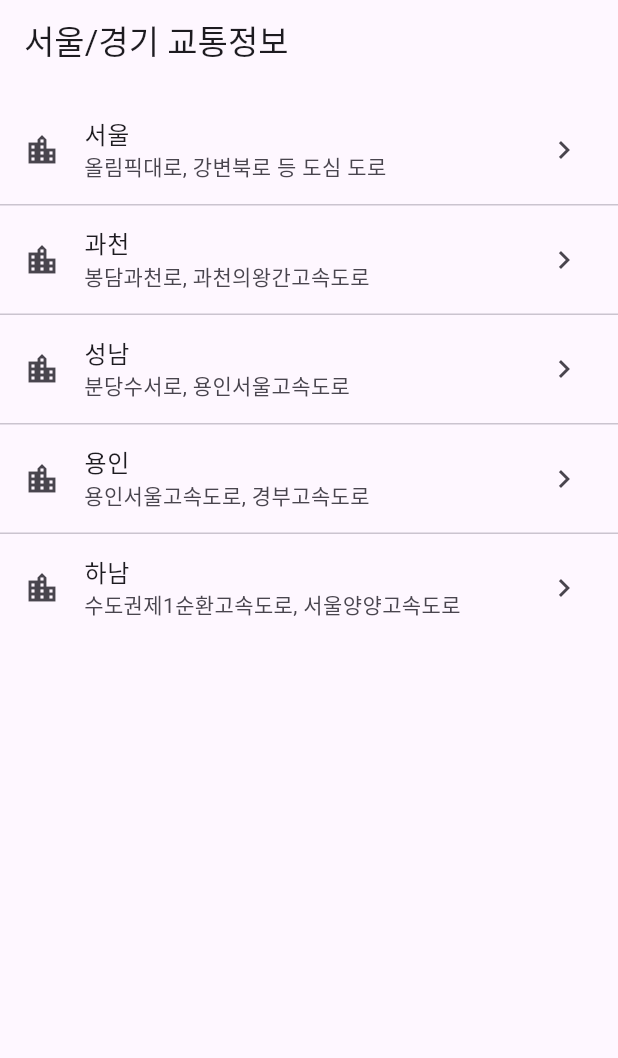
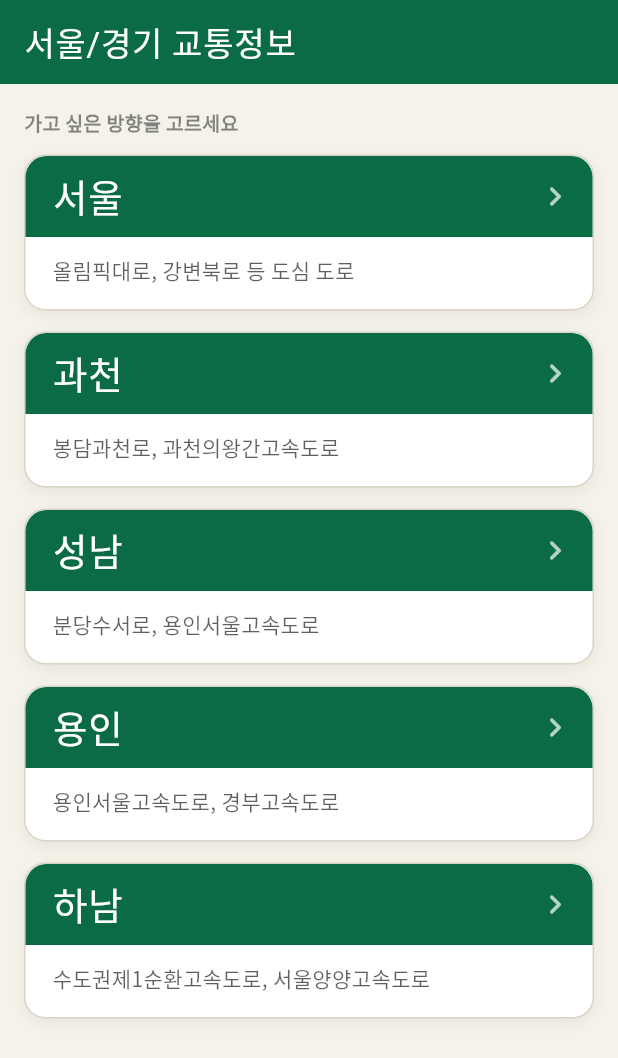
Before and after one commit to seoulJjin/traffic_data, a Flutter app: the screen it shows after launch, on a phone screen of 412 x 824 dp. Shown: the top 1058 px of the screen. Run offline on Flutter 3.47's test engine with Material 3 defaults, Android fonts, the phone set to English and light mode, and no system bars; our stand-ins replace flutter_dotenv, geolocator, google_fonts.

Commit message:
고속도로 표지판 컨셉의 비주얼 아이덴티티 적용 (색상/타이포/노선 방패 배지)

```diff
--- a/lib/main.dart
+++ b/lib/main.dart
@@ -2,6 +2,7 @@ import 'package:flutter/material.dart';
 import 'package:flutter_dotenv/flutter_dotenv.dart';
 
 import 'screens/region_list_screen.dart';
+import 'theme/app_theme.dart';
 
 Future<void> main() async {
   WidgetsFlutterBinding.ensureInitialized();
@@ -17,9 +18,7 @@ class MyApp extends StatelessWidget {
   Widget build(BuildContext context) {
     return MaterialApp(
       title: '서울/경기 교통정보',
-      theme: ThemeData(
-        colorScheme: ColorScheme.fromSeed(seedColor: Colors.deepPurple),
-      ),
+      theme: AppTheme.build(),
       home: const RegionListScreen(),
     );
   }
--- a/lib/screens/region_list_screen.dart
+++ b/lib/screens/region_list_screen.dart
@@ -1,10 +1,14 @@
 import 'package:flutter/material.dart';
+import 'package:google_fonts/google_fonts.dart';
 
 import '../data/regions.dart';
+import '../models/region.dart';
+import '../theme/app_theme.dart';
 import 'map_screen.dart';
 
-/// 앱 시작 화면. 권역(서울/경기 6개 시)을 목록에서 고르면
+/// 앱 시작 화면. 권역(서울/경기 4개 시)을 목록에서 고르면
 /// 해당 지역 중심의 지도 화면으로 이동합니다.
+/// 카드 하나하나가 고속도로 이정표(초록 명판 + 안내문)처럼 보이도록 구성했습니다.
 class RegionListScreen extends StatelessWidget {
   const RegionListScreen({super.key});
 
@@ -12,27 +16,109 @@ class RegionListScreen extends StatelessWidget {
   Widget build(BuildContext context) {
     return Scaffold(
       appBar: AppBar(title: const Text('서울/경기 교통정보')),
-      body: ListView.separated(
-        padding: const EdgeInsets.symmetric(vertical: 8),
-        itemCount: regions.length,
-        separatorBuilder: (context, index) => const Divider(height: 1),
-        itemBuilder: (context, index) {
-          final region = regions[index];
-          return ListTile(
-            leading: const Icon(Icons.location_city),
-            title: Text(region.name),
-            subtitle: Text(region.description),
-            trailing: const Icon(Icons.chevron_right),
-            onTap: () {
-              Navigator.of(context).push(
-                MaterialPageRoute(
-                  builder: (context) => MapScreen(region: region),
-                ),
-              );
-            },
-          );
-        },
+      body: ListView(
+        padding: const EdgeInsets.fromLTRB(16, 16, 16, 24),
+        children: [
+          Text(
+            '가고 싶은 방향을 고르세요',
+            style: GoogleFonts.notoSansKr(
+              fontSize: 13,
+              fontWeight: FontWeight.w600,
+              color: AppColors.asphalt.withValues(alpha: 0.55),
+              letterSpacing: 0.2,
+            ),
+          ),
+          const SizedBox(height: 12),
+          for (final region in regions) ...[
+            _RegionCard(
+              region: region,
+              onTap: () {
+                Navigator.of(context).push(
+                  MaterialPageRoute(builder: (context) => MapScreen(region: region)),
+                );
+              },
+            ),
+            const SizedBox(height: 14),
+          ],
+        ],
       ),
     );
   }
 }
+
+class _RegionCard extends StatelessWidget {
+  final Region region;
+  final VoidCallback onTap;
+
+  const _RegionCard({required this.region, required this.onTap});
+
+  @override
+  Widget build(BuildContext context) {
+    return Material(
+      color: Colors.transparent,
+      child: InkWell(
+        onTap: onTap,
+        borderRadius: BorderRadius.circular(14),
+        child: Container(
+          decoration: BoxDecoration(
+            color: Colors.white,
+            borderRadius: BorderRadius.circular(14),
+            border: Border.all(color: AppColors.hairline),
+            boxShadow: [
+              BoxShadow(
+                color: Colors.black.withValues(alpha: 0.06),
+                blurRadius: 8,
+                offset: const Offset(0, 3),
+              ),
+            ],
+          ),
+          child: Column(
+            crossAxisAlignment: CrossAxisAlignment.start,
+            children: [
+              // 이정표 명판부: 초록 바탕에 흰 굵은 글씨로 지명을 보여줍니다.
+              Container(
+                width: double.infinity,
+                padding: const EdgeInsets.fromLTRB(18, 14, 12, 14),
+                decoration: const BoxDecoration(
+                  color: AppColors.highwayGreen,
+                  borderRadius: BorderRadius.only(
+                    topLeft: Radius.circular(14),
+                    topRight: Radius.circular(14),
+                  ),
+                ),
+                child: Row(
+                  children: [
+                    Expanded(
+                      child: Text(
+                        region.name,
+                        style: GoogleFonts.blackHanSans(
+                          color: Colors.white,
+                          fontSize: 25,
+                          letterSpacing: 0.5,
+                          height: 1,
+                        ),
+                      ),
+                    ),
+                    const Icon(Icons.chevron_right_rounded, color: Colors.white70, size: 26),
+                  ],
+                ),
+              ),
+              // 안내문부: 이 방향에 포함된 도로 목록.
+              Padding(
+                padding: const EdgeInsets.fromLTRB(18, 12, 18, 16),
+                child: Text(
+                  region.description,
+                  style: GoogleFonts.notoSansKr(
+                    fontSize: 14,
+                    color: AppColors.asphalt.withValues(alpha: 0.72),
+                    height: 1.4,
+                  ),
+                ),
+              ),
+            ],
+          ),
+        ),
+      ),
+    );
+  }
+}
--- a/pubspec.yaml
+++ b/pubspec.yaml
@@ -37,6 +37,7 @@ dependencies:
   flutter_dotenv: ^6.0.1
   http: ^1.6.0
   geolocator: ^14.0.3
+  google_fonts: ^8.2.1
 
 dev_dependencies:
   flutter_test:
```
Also changed, not shown: lib/models/road_traffic_status.dart (+5 -3 lines), lib/screens/map_screen.dart (+55 -24 lines), lib/theme/app_theme.dart (added, +88 -0 lines), lib/widgets/road_diagram_painter.dart (+8 -6 lines), lib/widgets/route_shield.dart (added, +49 -0 lines), pubspec.lock.
